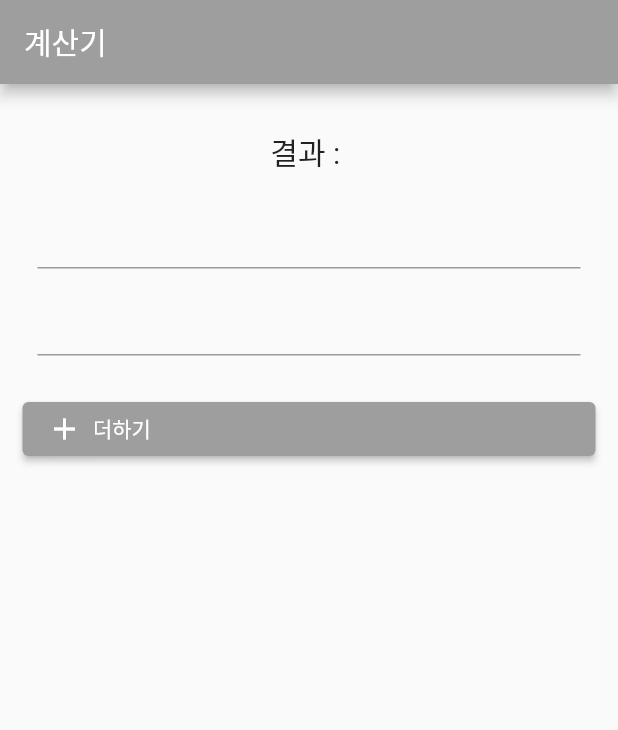
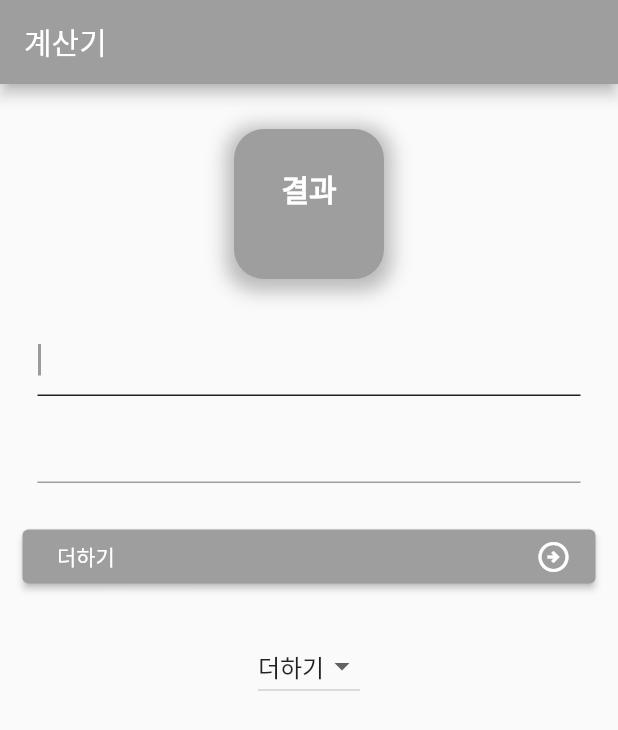
Before and after one commit to shinjoo95/flutter_ex, a Flutter app: the screen it shows after launch, on a phone screen of 412 x 824 dp. Shown: the top 730 px of the screen. Run offline on Flutter 3.47's test engine with Material 2 defaults, Android fonts, the phone set to English and light mode, and no system bars.

Commit message:
flutter로 계산기 구현하기

```diff
--- a/lib/main.dart
+++ b/lib/main.dart
@@ -30,6 +30,19 @@ class _WidgetAppState extends State<WidgetApp> {
   TextEditingController value1 = TextEditingController();
   TextEditingController value2 = TextEditingController();
 
+  //드롭다운에 들어갈 리스트
+  final List _buttonList = ['더하기', '빼기', '곱하기', '나누기'];
+  final List<DropdownMenuItem<String>> _dropDownMenuItems = List.empty(growable: true);
+  String? _buttonText;
+
+  @override
+  void initState() {
+    super.initState();
+    for(var item in _buttonList){
+      _dropDownMenuItems.add(DropdownMenuItem(value: (item), child: Text(item)));
+    }
+    _buttonText = _dropDownMenuItems[0].value;
+  }
   @override
   Widget build(BuildContext context) {
     return Scaffold(
@@ -41,36 +54,99 @@ class _WidgetAppState extends State<WidgetApp> {
         child: Center(
           child: Column(
             children: <Widget>[
-              Padding(
-                padding: EdgeInsets.only(top: 30, bottom: 15),
-                child: Text('결과 : $sum', style: TextStyle(fontSize: 20)),
+              Container(
+                width: 100,
+                height: 100,
+                margin: EdgeInsets.all(30),
+                decoration: BoxDecoration(
+                  color: Colors.grey,
+                  borderRadius: BorderRadius.circular(20),
+                  boxShadow: [
+                    BoxShadow(
+                      color: Colors.grey.withOpacity(0.7),
+                      spreadRadius: 5,
+                      blurRadius: 10,
+                      offset: Offset(0, 3), // changes position of shadow
+                    ),
+                  ],
+                ),
+                child: Padding(
+                  padding: EdgeInsets.only(top: 25, bottom: 15),
+                  child: Text('결과           $sum',
+                      style: TextStyle(fontSize: 20, fontWeight: FontWeight.w600, color: Colors.white),textAlign: TextAlign.center,),
+                ),
               ),
               Padding(
                 padding: EdgeInsets.only(left: 25, right: 25, bottom: 10),
-                child: TextField(keyboardType: TextInputType.number, controller: value1),
+                child: TextField(
+                    decoration: InputDecoration(
+                      enabledBorder: UnderlineInputBorder(
+                        borderSide: BorderSide(color: Colors.grey),
+                      ),
+                      focusedBorder: UnderlineInputBorder(
+                        borderSide: BorderSide(color: Colors.black87),
+                      ),
+                    ),
+                    autofocus: true,
+                    style: TextStyle(color: Colors.black87,fontSize: 18),
+                    cursorColor: Colors.black38,
+                    keyboardType: TextInputType.number, controller: value1),
               ),
               Padding(
                 padding: EdgeInsets.only(left: 25, right: 25, bottom: 10),
-                child: TextField(keyboardType: TextInputType.number, controller: value2),
+                child: TextField(
+                    decoration: InputDecoration(
+                      enabledBorder: UnderlineInputBorder(
+                        borderSide: BorderSide(color: Colors.grey),
+                      ),
+                      focusedBorder: UnderlineInputBorder(
+                        borderSide: BorderSide(color: Colors.black87),
+                      ),
+                    ),
+                    autofocus: true,
+                    style: TextStyle(color: Colors.black87,fontSize: 18),
+                    cursorColor: Colors.black38,
+                    keyboardType: TextInputType.number, controller: value2),
               ),
               Padding(
                 padding: EdgeInsets.all(15),
                 child: ElevatedButton(
                   style: ButtonStyle(backgroundColor: MaterialStateProperty.all(Colors.grey)),
                    child: Row(
-                  children: <Widget>[
-                    Icon(Icons.add),
-                    Text('  더하기'),
+                     mainAxisAlignment: MainAxisAlignment.spaceBetween,
+                    children: <Widget>[
+                    Text('  $_buttonText'),
+                    Icon(Icons.arrow_circle_right_outlined),
                   ],
                 ),
                   onPressed: (){
                     setState(() {
-                      int result = int.parse(value1.value.text) + int.parse(value2.value.text);
+                      var value1Int = double.parse(value1.value.text);
+                      var value2Int = double.parse(value2.value.text);
+                      var result;
+                      if(_buttonText == '더하기'){
+                        result = value1Int + value2Int;
+                      }else if(_buttonText == '빼기'){
+                        result = value1Int - value2Int;
+                      }else if(_buttonText == '곱하기'){
+                        result = value1Int * value2Int;
+                      }else{
+                        result = value1Int / value2Int;
+                      }
                       sum = '$result';
                     });
                   },
                 ),
-              )
+              ),
+              Padding(
+                padding: EdgeInsets.all(10),
+                child: DropdownButton(items: _dropDownMenuItems, onChanged: (String? value){
+                  setState(() {
+                    _buttonText = value;
+                  });
+                }, value: _buttonText,
+                ),
+              ),
             ],
           ),
         ),
```
